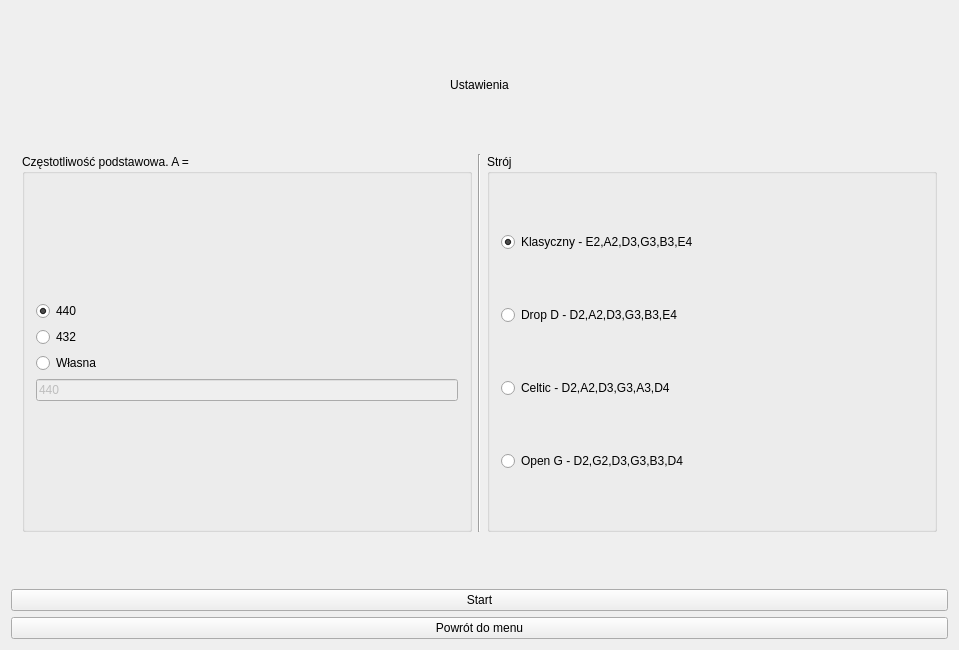
Qt form mainwindow.ui (december0123/dzwiekspert) before a commit.
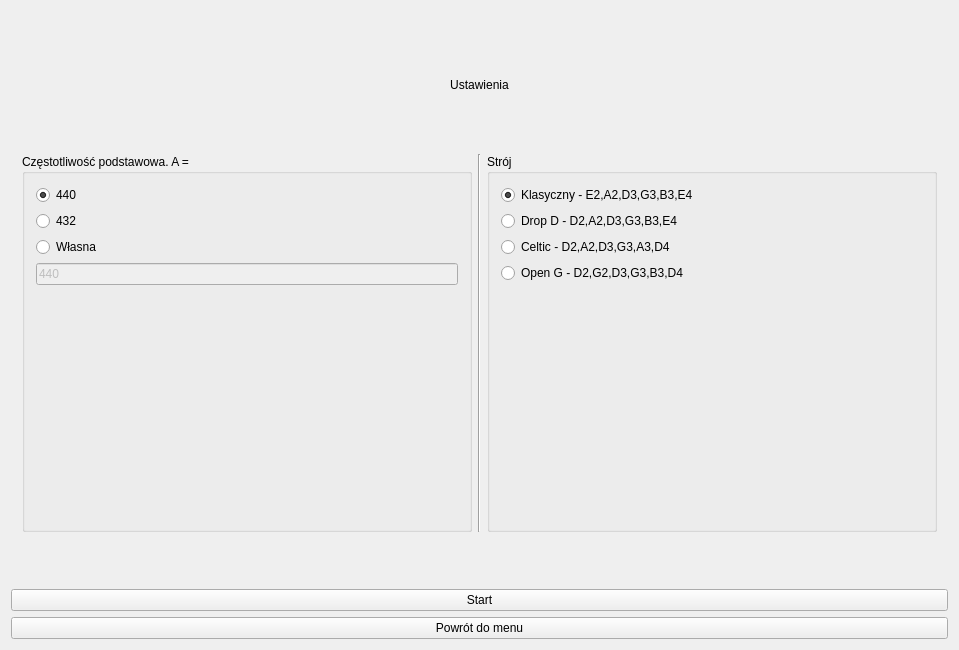
The same form after that commit. The open tabs and pages were chosen to show the change. Custom widgets are drawn as their Qt base class.

```diff
--- a/mainwindow.ui
+++ b/mainwindow.ui
@@ -166,6 +166,19 @@
                  </property>
                 </widget>
                </item>
+               <item>
+                <spacer name="verticalSpacer_6">
+                 <property name="orientation">
+                  <enum>Qt::Vertical</enum>
+                 </property>
+                 <property name="sizeHint" stdset="0">
+                  <size>
+                   <width>20</width>
+                   <height>40</height>
+                  </size>
+                 </property>
+                </spacer>
+               </item>
               </layout>
              </item>
             </layout>
@@ -215,6 +228,19 @@
                </property>
               </widget>
              </item>
+             <item>
+              <spacer name="verticalSpacer_7">
+               <property name="orientation">
+                <enum>Qt::Vertical</enum>
+               </property>
+               <property name="sizeHint" stdset="0">
+                <size>
+                 <width>20</width>
+                 <height>40</height>
+                </size>
+               </property>
+              </spacer>
+             </item>
             </layout>
            </widget>
           </item>
```
Left out of the diff: 2 changed lines with no effect on the pictures.
